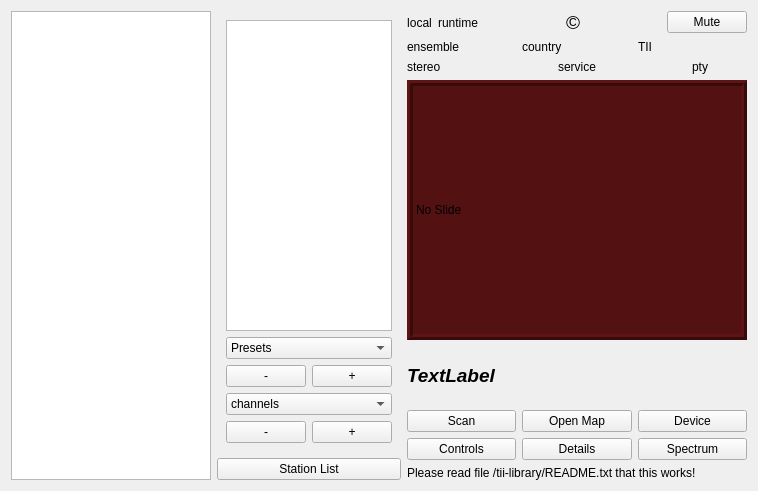
First picture: the form in forms/dabradio.ui, repository tomneda/DABstar, before the edit.
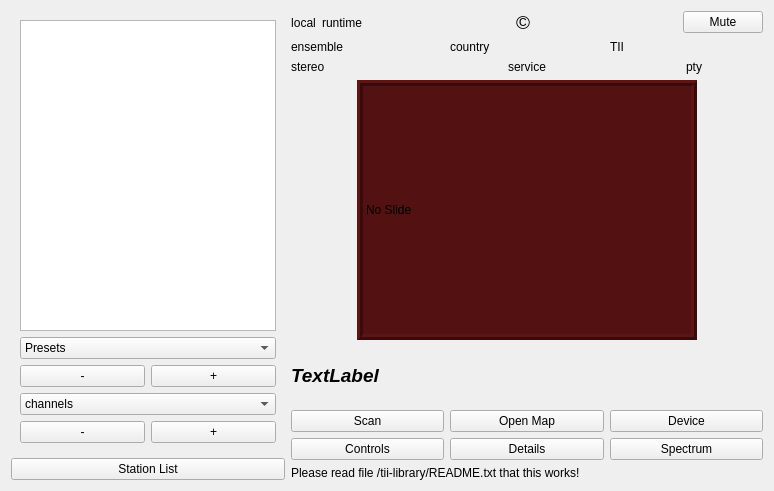
Second picture: the form after the edit. Custom widgets are drawn as their Qt base class.

Patch:
```diff
--- a/forms/dabradio.ui
+++ b/forms/dabradio.ui
@@ -6,7 +6,7 @@
    <rect>
     <x>0</x>
     <y>0</y>
-    <width>737</width>
+    <width>774</width>
     <height>491</height>
    </rect>
   </property>
@@ -17,22 +17,6 @@
    </sizepolicy>
   </property>
   <layout class="QHBoxLayout" name="horizontalLayout_5">
-   <item>
-    <widget class="QTreeView" name="serviceTreeView">
-     <property name="sizePolicy">
-      <sizepolicy hsizetype="Fixed" vsizetype="Expanding">
-       <horstretch>0</horstretch>
-       <verstretch>0</verstretch>
-      </sizepolicy>
-     </property>
-     <property name="maximumSize">
-      <size>
-       <width>200</width>
-       <height>16777215</height>
-      </size>
-     </property>
-    </widget>
-   </item>
    <item>
     <layout class="QVBoxLayout" name="verticalLayout_2">
      <item>
```
